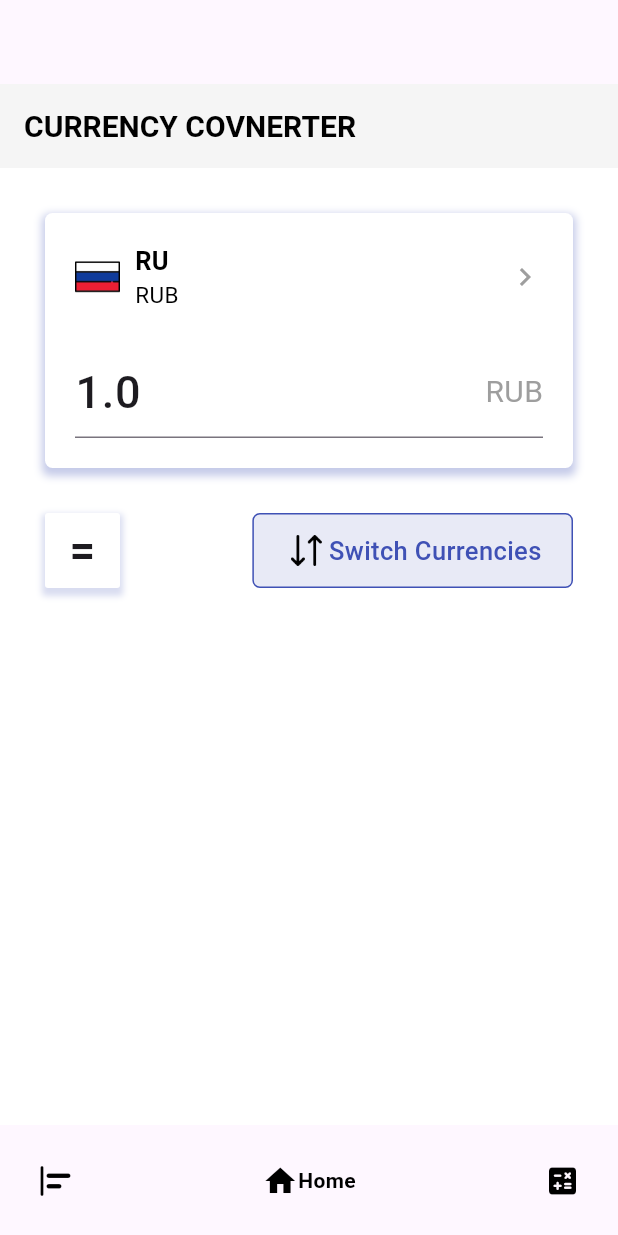
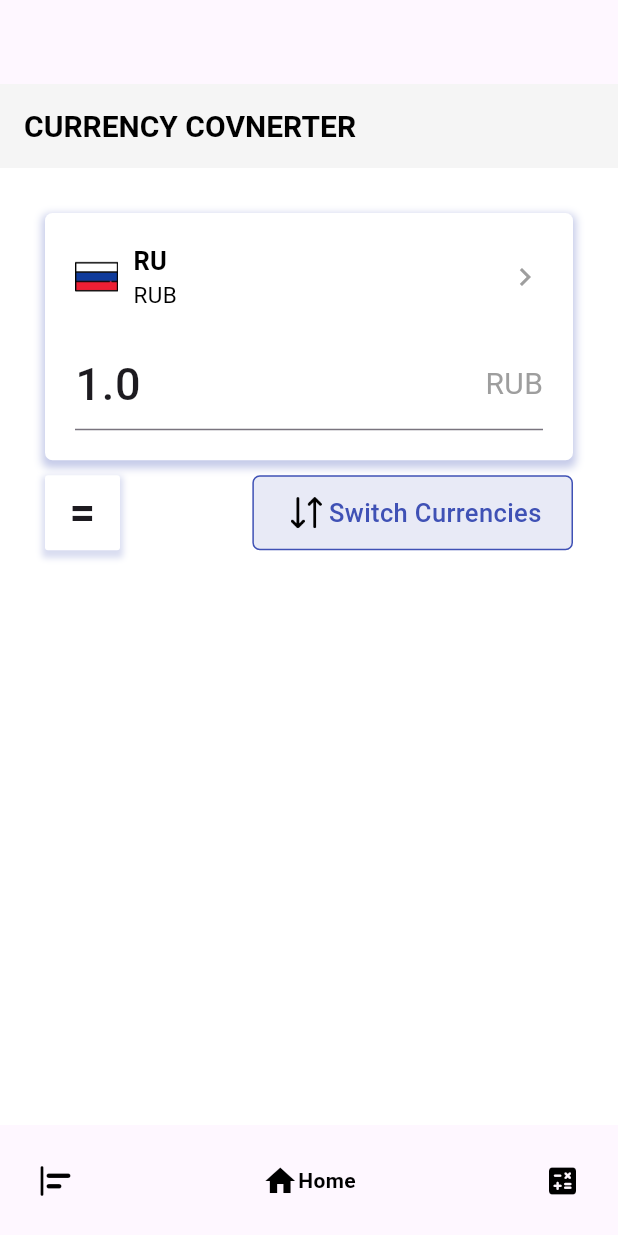
Before and after one commit to pashasolyana/course-work-flutter, a Flutter app: the screen it shows after launch, on a phone screen of 412 x 824 dp. Run offline on Flutter 3.47's test engine with Material 2 defaults, Android fonts, the phone set to English and light mode, and no system bars; drawn by our look-alikes of google_nav_bar; our stand-ins replace google_fonts, math_expressions; missing offline and left inert: currency_picker; network calls fail.

Commit message:
fix userInfo and add some proverki

```diff
--- a/lib/nav_bar_items/home_page.dart
+++ b/lib/nav_bar_items/home_page.dart
@@ -36,18 +36,19 @@ class _HomePageState extends State<HomePage> {
       backgroundColor: Colors.white,
       appBar: AppBar(
           backgroundColor: Colors.grey[100],
-          title: Text('CURRENCY COVNERTER',
+          title: const Text('CURRENCY COVNERTER',
               style: TextStyle(
                   color: Colors.black,
                   fontSize: 20,
                   fontWeight: FontWeight.bold))),
       body: Padding(
         padding: const EdgeInsets.all(30.0),
+        child : SingleChildScrollView(
           child: Column(
             children: [
               _buildCurrencyView(fromCountry, false),
               const SizedBox(
-              height: 30,
+                height: 10,
               ),
               Row(
                 mainAxisAlignment: MainAxisAlignment.spaceBetween,
@@ -63,9 +64,9 @@ class _HomePageState extends State<HomePage> {
                               color: Colors.indigo.withOpacity(0.2),
                               spreadRadius: 2,
                               blurRadius: 3,
-                            offset: Offset(0, 3))
+                              offset: const Offset(0, 3))
                         ]),
-                  child: Center(
+                    child: const Center(
                       child: Text('=',
                           style: const TextStyle(
                               fontSize: 30, fontWeight: FontWeight.w600)),
@@ -82,7 +83,6 @@ class _HomePageState extends State<HomePage> {
                     },
                     child: Container(
                       height: 50,
-                    //width: 50,
                       decoration: BoxDecoration(
                           color: Colors.indigo[50],
                           borderRadius: BorderRadius.circular(5),
@@ -116,6 +116,7 @@ class _HomePageState extends State<HomePage> {
                   })
             ],
           ),
+      )
       ),
     );
   }
@@ -123,7 +124,7 @@ class _HomePageState extends State<HomePage> {
   Container _buildCurrencyView(Country country, bool isDestination,
       {double? res}) {
     return Container(
-      height: 170,
+      height: MediaQuery.of(context).size.height * 0.2,
       decoration: BoxDecoration(color: Colors.white,
           borderRadius: BorderRadius.circular(5),
           boxShadow: [
@@ -137,7 +138,7 @@ class _HomePageState extends State<HomePage> {
                 onTap: () => _buildMenuCurrency(isDestination),
                 child: Row(
                   children: [
-                    ClipRRect(borderRadius: BorderRadius.circular(5), child: Image.asset('assets/'+ country.urlFlag,height: 30, width: 30)),
+                    ClipRRect(borderRadius: BorderRadius.circular(5), child: Image.asset('assets/'+ country.urlFlag,height: MediaQuery.of(context).size.height * 0.035, width: MediaQuery.of(context).size.height * 0.035)),
                     const SizedBox(width: 10),
                     Expanded(
                       child: Column(
@@ -154,12 +155,10 @@ class _HomePageState extends State<HomePage> {
                 style:const TextStyle(fontSize: 30, fontWeight: FontWeight.w500),
                 initialValue: isDestination ? res.toString() : value.toString(),
                 onFieldSubmitted: (val) {
-                  if (double.parse(val) != null) {
                   setState(() {
                     value = double.parse(val);
                     _requestConvert();
                   });
-                  }
                 },
                 decoration: InputDecoration(
                     hintText: '0.0',
--- a/lib/repository/convert_repository.dart
+++ b/lib/repository/convert_repository.dart
@@ -19,7 +19,10 @@ class ConvertRepo {
     if (response.statusCode == 200) {
       Map<String, dynamic> jsonResponse = jsonDecode(response.body);
       final rate = jsonResponse['conversion_result'];
-      return rate;
+      String inString = rate.toStringAsFixed(4); // '2.35'
+      double inDouble = double.parse(inString);
+      print(inDouble);
+      return inDouble;
     } else {
       throw Exception('Failed to get data');
     }
```
Lines whose indentation alone changed are shown as unchanged.
